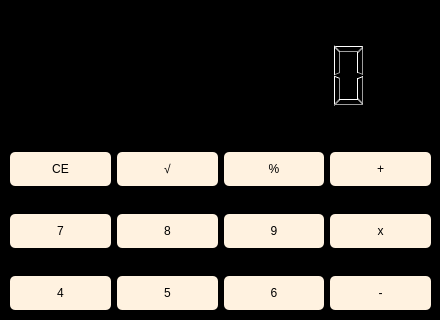
RuyOllivere/calculator, file view/calculator.ui: the form before one commit; both pictures show x 0 to 440 and y 0 to 320 of the 440 by 477 pixel window.
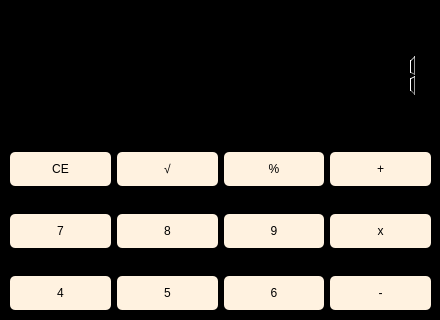
The form after the commit.

Commit message: func: Calculator:showNumber()

What changed in the file:
```diff
--- a/view/calculator.ui
+++ b/view/calculator.ui
@@ -75,6 +75,18 @@
 
 }</string>
       </property>
+      <property name="smallDecimalPoint">
+       <bool>true</bool>
+      </property>
+      <property name="digitCount">
+       <number>10</number>
+      </property>
+      <property name="segmentStyle">
+       <enum>QLCDNumber::Filled</enum>
+      </property>
+      <property name="value" stdset="0">
+       <double>1.000000000000000</double>
+      </property>
      </widget>
     </item>
    </layout>
```
The commit also changes 2 other files.
